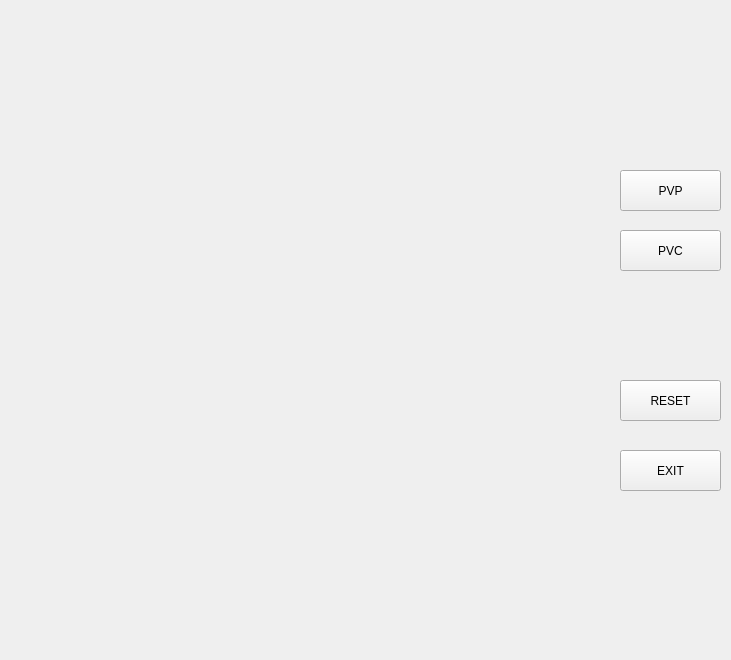
Qt form gobangui.ui (Jackiu1997/QtGoBang) before a commit.
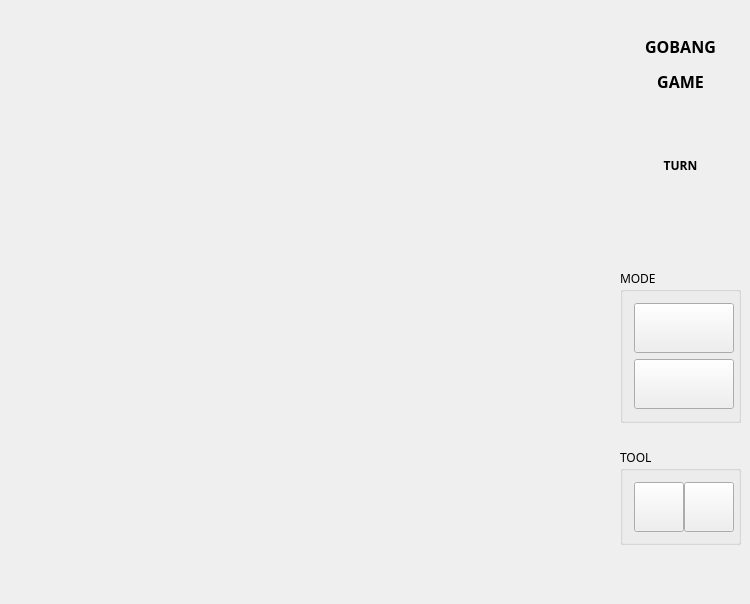
The same form after that commit.

```diff
--- a/gobangui.ui
+++ b/gobangui.ui
@@ -6,64 +6,250 @@
    <rect>
     <x>0</x>
     <y>0</y>
-    <width>731</width>
-    <height>660</height>
+    <width>750</width>
+    <height>604</height>
    </rect>
   </property>
   <property name="windowTitle">
    <string>GobangUI</string>
   </property>
+  <property name="styleSheet">
+   <string notr="true"/>
+  </property>
   <widget class="QWidget" name="centralWidget">
-   <widget class="QPushButton" name="btn_pvp">
+   <widget class="QGroupBox" name="groupBox">
     <property name="geometry">
      <rect>
       <x>620</x>
-      <y>170</y>
-      <width>101</width>
-      <height>41</height>
+      <y>269</y>
+      <width>121</width>
+      <height>154</height>
      </rect>
     </property>
-    <property name="text">
-     <string>PVP</string>
+    <property name="font">
+     <font>
+      <family>Segoe Script</family>
+     </font>
     </property>
+    <property name="title">
+     <string>MODE</string>
+    </property>
+    <layout class="QVBoxLayout" name="verticalLayout">
+     <item>
+      <widget class="QPushButton" name="btn_pvp">
+       <property name="minimumSize">
+        <size>
+         <width>100</width>
+         <height>50</height>
+        </size>
+       </property>
+       <property name="maximumSize">
+        <size>
+         <width>100</width>
+         <height>50</height>
+        </size>
+       </property>
+       <property name="autoFillBackground">
+        <bool>true</bool>
+       </property>
+       <property name="styleSheet">
+        <string notr="true"/>
+       </property>
+       <property name="text">
+        <string/>
+       </property>
+       <property name="iconSize">
+        <size>
+         <width>100</width>
+         <height>50</height>
+        </size>
+       </property>
+       <property name="default">
+        <bool>false</bool>
+       </property>
+       <property name="flat">
+        <bool>false</bool>
+       </property>
+      </widget>
+     </item>
+     <item>
+      <widget class="QPushButton" name="btn_pvc">
+       <property name="minimumSize">
+        <size>
+         <width>100</width>
+         <height>50</height>
+        </size>
+       </property>
+       <property name="maximumSize">
+        <size>
+         <width>100</width>
+         <height>50</height>
+        </size>
+       </property>
+       <property name="autoFillBackground">
+        <bool>true</bool>
+       </property>
+       <property name="text">
+        <string/>
+       </property>
+       <property name="iconSize">
+        <size>
+         <width>100</width>
+         <height>50</height>
+        </size>
+       </property>
+       <property name="autoDefault">
+        <bool>false</bool>
+       </property>
+       <property name="default">
+        <bool>false</bool>
+       </property>
+       <property name="flat">
+        <bool>false</bool>
+       </property>
+      </widget>
+     </item>
+    </layout>
    </widget>
-   <widget class="QPushButton" name="btn_pvc">
+   <widget class="QGroupBox" name="groupBox_2">
     <property name="geometry">
      <rect>
       <x>620</x>
-      <y>230</y>
-      <width>101</width>
-      <height>41</height>
+      <y>448</y>
+      <width>121</width>
+      <height>97</height>
      </rect>
     </property>
-    <property name="text">
-     <string>PVC</string>
+    <property name="font">
+     <font>
+      <family>Segoe Script</family>
+     </font>
     </property>
+    <property name="title">
+     <string>TOOL</string>
+    </property>
+    <layout class="QHBoxLayout" name="horizontalLayout">
+     <item>
+      <widget class="QPushButton" name="btn_reset">
+       <property name="minimumSize">
+        <size>
+         <width>50</width>
+         <height>50</height>
+        </size>
+       </property>
+       <property name="maximumSize">
+        <size>
+         <width>50</width>
+         <height>50</height>
+        </size>
+       </property>
+       <property name="autoFillBackground">
+        <bool>true</bool>
+       </property>
+       <property name="styleSheet">
+        <string notr="true"/>
+       </property>
+       <property name="text">
+        <string/>
+       </property>
+       <property name="iconSize">
+        <size>
+         <width>50</width>
+         <height>50</height>
+        </size>
+       </property>
+       <property name="default">
+        <bool>false</bool>
+       </property>
+      </widget>
+     </item>
+     <item>
+      <widget class="QPushButton" name="btn_exit">
+       <property name="minimumSize">
+        <size>
+         <width>50</width>
+         <height>50</height>
+        </size>
+       </property>
+       <property name="maximumSize">
+        <size>
+         <width>50</width>
+         <height>50</height>
+        </size>
+       </property>
+       <property name="autoFillBackground">
+        <bool>true</bool>
+       </property>
+       <property name="styleSheet">
+        <string notr="true"/>
+       </property>
+       <property name="text">
+        <string/>
+       </property>
+       <property name="iconSize">
+        <size>
+         <width>50</width>
+         <height>50</height>
+        </size>
+       </property>
+       <property name="default">
+        <bool>false</bool>
+       </property>
+      </widget>
+     </item>
+    </layout>
    </widget>
-   <widget class="QPushButton" name="btn_reset_2">
+   <widget class="QLabel" name="label">
     <property name="geometry">
      <rect>
       <x>620</x>
-      <y>450</y>
-      <width>101</width>
-      <height>41</height>
+      <y>20</y>
+      <width>121</width>
+      <height>88</height>
      </rect>
     </property>
+    <property name="font">
+     <font>
+      <family>Segoe Script</family>
+      <pointsize>12</pointsize>
+      <weight>75</weight>
+      <bold>true</bold>
+     </font>
+    </property>
     <property name="text">
-     <string>EXIT</string>
+     <string>&lt;html&gt;&lt;head/&gt;&lt;body&gt;&lt;p&gt;GOBANG&lt;/p&gt;&lt;p&gt;GAME&lt;/p&gt;&lt;/body&gt;&lt;/html&gt;</string>
     </property>
+    <property name="textFormat">
+     <enum>Qt::RichText</enum>
+    </property>
+    <property name="alignment">
+     <set>Qt::AlignCenter</set>
+    </property>
+    <property name="margin">
+     <number>5</number>
+    </property>
    </widget>
-   <widget class="QPushButton" name="btn_reset">
+   <widget class="QLabel" name="label_2">
     <property name="geometry">
      <rect>
-      <x>620</x>
-      <y>380</y>
-      <width>101</width>
-      <height>41</height>
+      <x>650</x>
+      <y>150</y>
+      <width>61</width>
+      <height>31</height>
      </rect>
     </property>
+    <property name="font">
+     <font>
+      <family>Segoe Script</family>
+      <weight>75</weight>
+      <bold>true</bold>
+     </font>
+    </property>
     <property name="text">
-     <string>RESET</string>
+     <string>TURN</string>
+    </property>
+    <property name="alignment">
+     <set>Qt::AlignCenter</set>
     </property>
    </widget>
   </widget>
```
Left out of the diff: 2 changed lines with no effect on the pictures.
